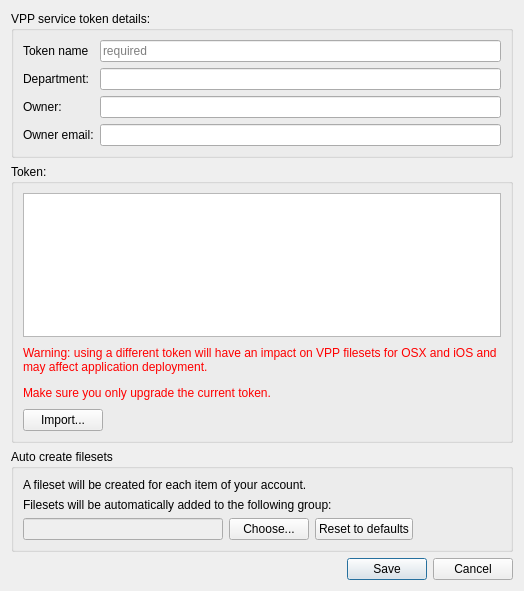
Above: FWAdminLib/vppv2/VPPServiceTokenDlg.ui from fw-dev/translations before the change. Below: the same form after it.
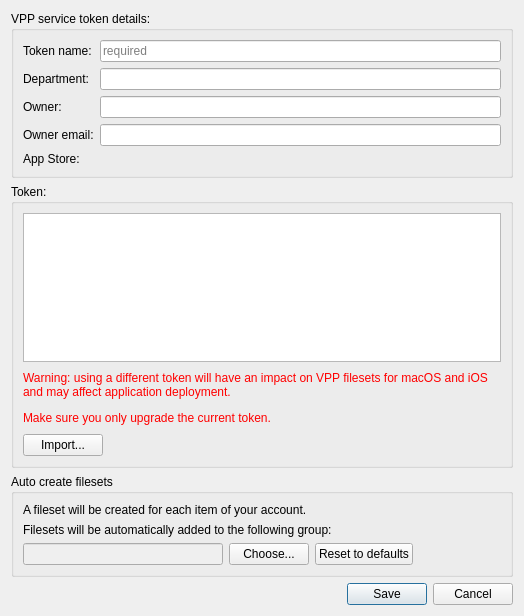
That is the form after the change. Custom widgets are drawn as their Qt base class.

```diff
--- a/FWAdminLib/vppv2/VPPServiceTokenDlg.ui
+++ b/FWAdminLib/vppv2/VPPServiceTokenDlg.ui
@@ -7,7 +7,7 @@
     <x>0</x>
     <y>0</y>
     <width>524</width>
-    <height>591</height>
+    <height>616</height>
    </rect>
   </property>
   <property name="windowTitle">
@@ -45,7 +45,7 @@
              <string>The token name will be displayed to the end user when invited to join the organization</string>
             </property>
             <property name="text">
-             <string>Token name</string>
+             <string>Token name:</string>
             </property>
            </widget>
           </item>
@@ -113,6 +113,16 @@
             </property>
            </widget>
           </item>
+          <item row="4" column="0">
+           <widget class="QLabel" name="label_4">
+            <property name="text">
+             <string>App Store:</string>
+            </property>
+           </widget>
+          </item>
+          <item row="4" column="1">
+           <widget class="AppStoreLocale" name="localeWidget" native="true"/>
+          </item>
          </layout>
          <zorder>ownerEmailLineEdit</zorder>
          <zorder>tokenNameLineEdit</zorder>
@@ -166,7 +176,7 @@
              </size>
             </property>
             <property name="text">
-             <string>&lt;html&gt;&lt;head/&gt;&lt;body&gt;&lt;p&gt;&lt;span style=&quot; color:#ff0000;&quot;&gt;Warning: using a different token will have an impact on VPP filesets for OSX and iOS and may affect application deployment.&lt;/span&gt;&lt;/p&gt;&lt;p&gt;&lt;span style=&quot; color:#ff0000;&quot;&gt;Make sure you only upgrade the current token.&lt;/span&gt;&lt;/p&gt;&lt;/body&gt;&lt;/html&gt;</string>
+             <string>&lt;html&gt;&lt;head/&gt;&lt;body&gt;&lt;p&gt;&lt;span style=&quot; color:#ff0000;&quot;&gt;Warning: using a different token will have an impact on VPP filesets for macOS and iOS and may affect application deployment.&lt;/span&gt;&lt;/p&gt;&lt;p&gt;&lt;span style=&quot; color:#ff0000;&quot;&gt;Make sure you only upgrade the current token.&lt;/span&gt;&lt;/p&gt;&lt;/body&gt;&lt;/html&gt;</string>
             </property>
             <property name="wordWrap">
              <bool>true</bool>
@@ -355,6 +365,17 @@
    <header>FileWaveGuiLib/circularprogressindicator.h</header>
    <container>1</container>
   </customwidget>
+  <customwidget>
+   <class>TokenPlainTextEdit</class>
+   <extends>QPlainTextEdit</extends>
+   <header>FWAdminLib/vppv2/TokenPlainTextEdit.h</header>
+  </customwidget>
+  <customwidget>
+   <class>AppStoreLocale</class>
+   <extends>QWidget</extends>
+   <header>FWAdminLib/AppStoreLocale.h</header>
+   <container>1</container>
+  </customwidget>
  </customwidgets>
  <resources/>
  <connections>
```
Left out of the diff: 4 changed lines with no effect on the pictures.
